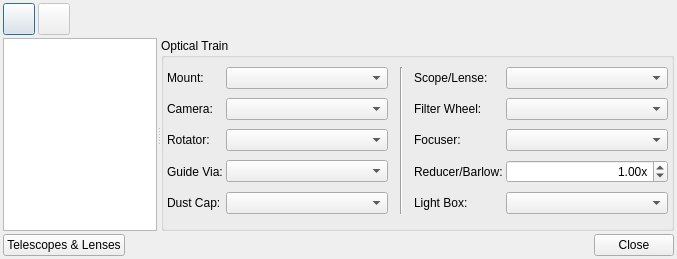
Above: kstars/ekos/auxiliary/opticaltrains.ui from KDE/kstars before the change. Below: the same form after it.
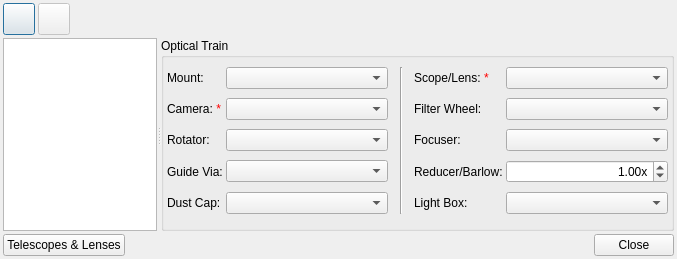
That is the form after the change. Icons and pictures are not drawn.

Commit message: Make camera and scope-lens fields as required

```diff
--- a/kstars/ekos/auxiliary/opticaltrains.ui
+++ b/kstars/ekos/auxiliary/opticaltrains.ui
@@ -149,7 +149,7 @@
           <string>&lt;html&gt;&lt;head/&gt;&lt;body&gt;&lt;p&gt;Select the scope or lens used in the optical train.&lt;/p&gt;&lt;p&gt;To add, edit, or delete optical elements, tap the &lt;span style=&quot; font-weight:600;&quot;&gt;Telescope &amp;amp; Lens&lt;/span&gt; button.&lt;/p&gt;&lt;/body&gt;&lt;/html&gt;</string>
          </property>
          <property name="text">
-          <string>Scope/Lense:</string>
+          <string>&lt;html&gt;&lt;head/&gt;&lt;body&gt;&lt;p&gt;Scope/Lens: &lt;span style=&quot; color:#ff0000;&quot;&gt;*&lt;/span&gt;&lt;/p&gt;&lt;/body&gt;&lt;/html&gt;</string>
          </property>
          <property name="alignment">
           <set>Qt::AlignLeading|Qt::AlignLeft|Qt::AlignVCenter</set>
@@ -185,7 +185,7 @@
           <string>&lt;html&gt;&lt;head/&gt;&lt;body&gt;&lt;p&gt;Select the imaging camera for this optical train.&lt;/p&gt;&lt;/body&gt;&lt;/html&gt;</string>
          </property>
          <property name="text">
-          <string>Camera:</string>
+          <string>&lt;html&gt;&lt;head/&gt;&lt;body&gt;&lt;p&gt;Camera: &lt;span style=&quot; color:#ff0000;&quot;&gt;*&lt;/span&gt;&lt;/p&gt;&lt;/body&gt;&lt;/html&gt;</string>
          </property>
          <property name="alignment">
           <set>Qt::AlignLeading|Qt::AlignLeft|Qt::AlignVCenter</set>
```
Left out of the diff: 4 changed lines with no effect on the pictures.
